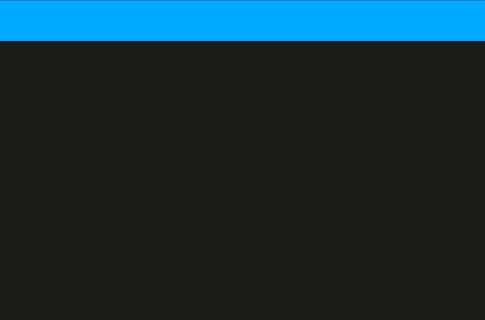
cis3296f22/prj-04-hangmanai, file assets/ui/main_v4.ui: the form before one commit; both pictures show x 182 to 667 and y 0 to 320 of the 1020 by 739 pixel window.
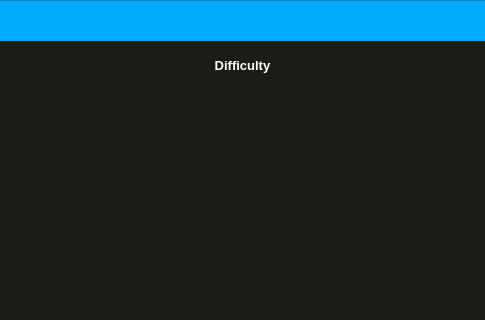
The form after the commit. Icons and pictures are not drawn.

Commit message: Display Difficulty on game panel

The edit to the form file:
```diff
--- a/assets/ui/main_v4.ui
+++ b/assets/ui/main_v4.ui
@@ -437,6 +437,38 @@
                     <property name="frameShadow">
                      <enum>QFrame::Raised</enum>
                     </property>
+                    <layout class="QHBoxLayout" name="horizontalLayout_3">
+                     <property name="spacing">
+                      <number>0</number>
+                     </property>
+                     <property name="leftMargin">
+                      <number>0</number>
+                     </property>
+                     <property name="topMargin">
+                      <number>0</number>
+                     </property>
+                     <property name="rightMargin">
+                      <number>0</number>
+                     </property>
+                     <property name="bottomMargin">
+                      <number>0</number>
+                     </property>
+                     <item>
+                      <widget class="QLabel" name="difficultyLabel">
+                       <property name="styleSheet">
+                        <string notr="true">color: white;
+font-size: 10pt;
+font-weight: bold;</string>
+                       </property>
+                       <property name="text">
+                        <string>Difficulty</string>
+                       </property>
+                       <property name="alignment">
+                        <set>Qt::AlignCenter</set>
+                       </property>
+                      </widget>
+                     </item>
+                    </layout>
                    </widget>
                   </item>
                   <item>
```
The commit also changes 1 other file.
